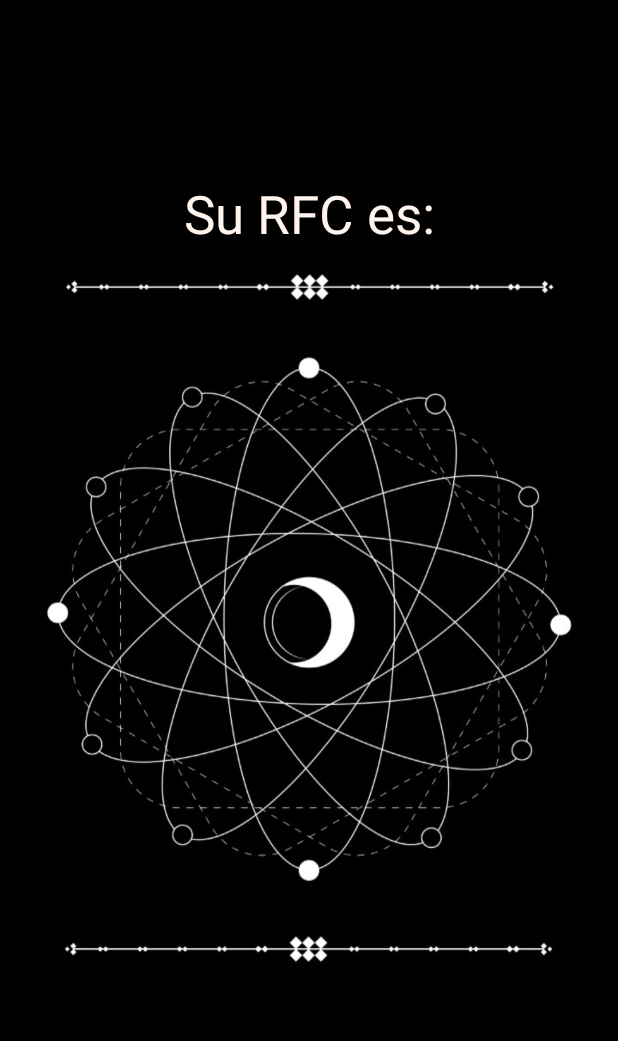
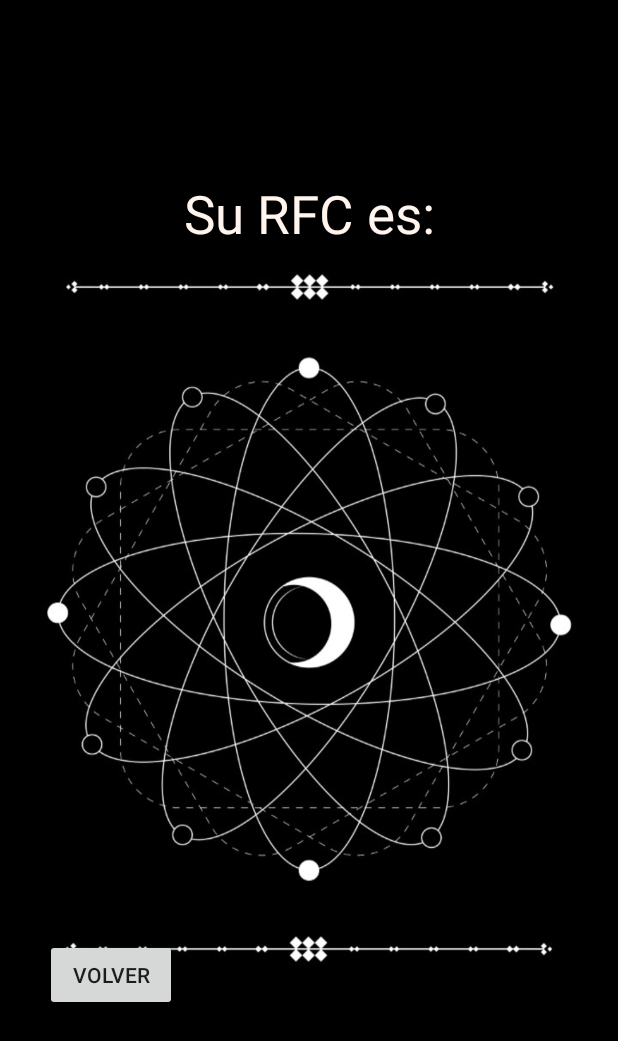
Before and after one commit to Stefany-Ag/MyApp1, an Android app: the layout activity_main3.xml on its own in the app's theme, with its tools: preview values and no code run, on a phone screen of 412 x 824 dp. Shown: the top 1041 px of the screen. Run offline under Robolectric (Android 15) with nearby library versions, the phone set to English and light mode, and no system bars.

Commit message:
Fifth Commit

```diff
--- a/app/build.gradle
+++ b/app/build.gradle
@@ -28,6 +28,7 @@ dependencies {
 
     implementation 'androidx.appcompat:appcompat:1.1.0'
     implementation 'androidx.constraintlayout:constraintlayout:1.1.3'
+    implementation 'androidx.legacy:legacy-support-v4:1.0.0'
     testImplementation 'junit:junit:4.12'
     androidTestImplementation 'androidx.test.ext:junit:1.1.1'
     androidTestImplementation 'androidx.test.espresso:espresso-core:3.2.0'
--- a/app/src/main/res/layout/activity_main3.xml
+++ b/app/src/main/res/layout/activity_main3.xml
@@ -36,15 +36,24 @@
 
     <TextView
         android:id="@+id/tvDatoRFC"
-        android:layout_width="1dp"
-        android:layout_height="29dp"
-        android:text=""
-        android:textColor="@color/Seashell"
+        android:layout_width="wrap_content"
+        android:layout_height="wrap_content"
+        android:textColor="@color/Lime"
         android:textSize="35sp"
-        app:layout_constraintBottom_toBottomOf="parent"
+        app:layout_constraintBottom_toTopOf="@+id/guideline11"
         app:layout_constraintEnd_toEndOf="parent"
-        app:layout_constraintHorizontal_bias="0.498"
         app:layout_constraintStart_toStartOf="parent"
-        app:layout_constraintTop_toTopOf="@+id/guideline11"
-        app:layout_constraintVertical_bias="0.277" />
+        app:layout_constraintTop_toTopOf="@+id/guideline10" />
+
+    <Button
+        android:id="@+id/btnRegresa1"
+        android:layout_width="wrap_content"
+        android:layout_height="wrap_content"
+        android:layout_marginTop="68dp"
+        android:layout_marginEnd="88dp"
+        android:onClick="Regresar"
+        android:text="@string/btnRegresa"
+        app:layout_constraintEnd_toStartOf="@+id/tvDatoRFC"
+        app:layout_constraintTop_toTopOf="@+id/guideline11" />
+
 </androidx.constraintlayout.widget.ConstraintLayout>
```
Also changed, not shown: app/src/main/java/com/example/myapp1/MainActivity.java (+37 -25 lines), app/src/main/java/com/example/myapp1/MainActivity2.java (+10 -4 lines), app/src/main/java/com/example/myapp1/MainActivity3.java (+17 -10 lines), app/src/main/java/com/example/myapp1/MainActivity4.java (+11 -4 lines), app/src/main/java/com/example/myapp1/MainActivity5.java (+11 -4 lines), app/src/main/java/com/example/myapp1/SampleFragment.java (added, +35 -0 lines), app/src/main/res/layout/activity_main2.xml (+11 -0 lines), app/src/main/res/layout/activity_main4.xml (+13 -3 lines), app/src/main/res/layout/activity_main5.xml (+21 -3 lines), app/src/main/res/layout/fragment_sample.xml (added, +14 -0 lines), app/src/main/res/values/strings.xml (+9 -0 lines), 1 other file.
